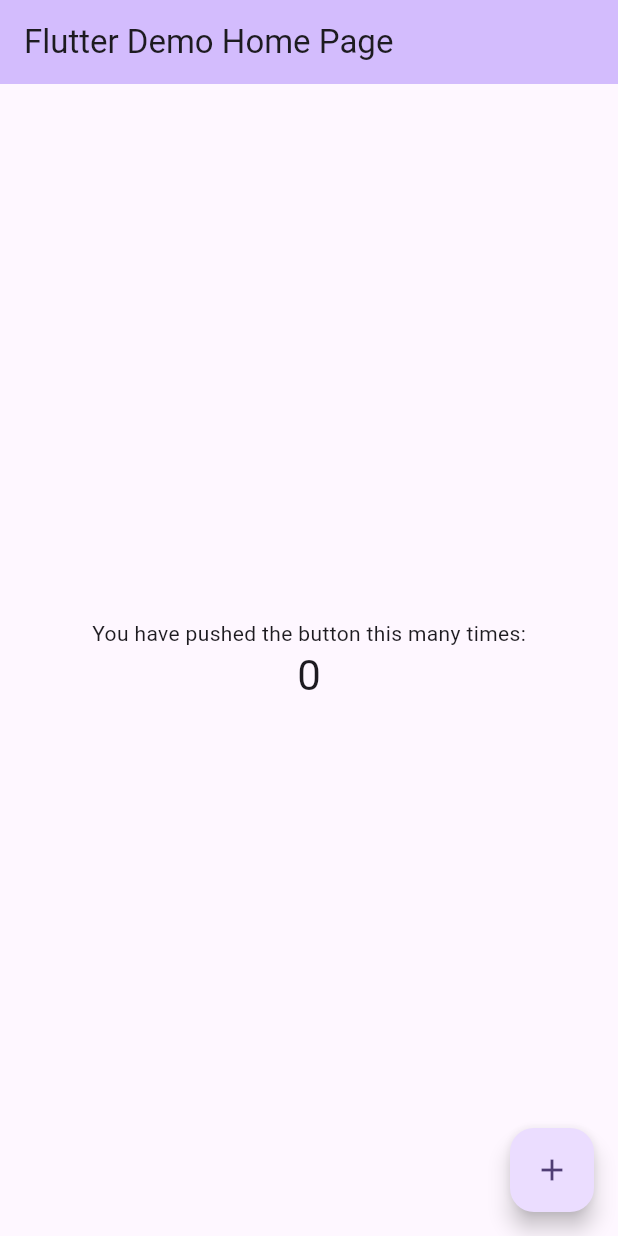
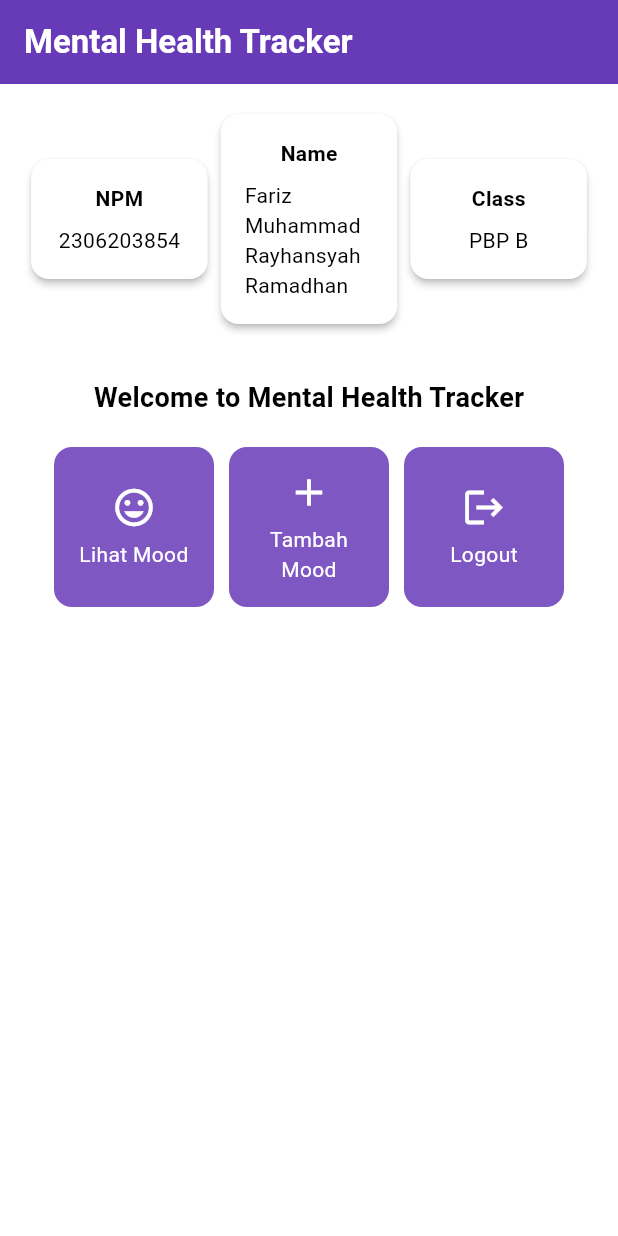
Before and after one commit to izycoder/mental-health-tracker-mobile, a Flutter app: the screen it shows after launch, on a phone screen of 412 x 824 dp. Run offline on Flutter 3.47's test engine with Material 3 defaults, Android fonts, the phone set to English and light mode, and no system bars.

Commit message:
tutorial 6 done

```diff
--- a/lib/main.dart
+++ b/lib/main.dart
@@ -1,4 +1,5 @@
 import 'package:flutter/material.dart';
+import 'package:mental_health_tracker/menu.dart';
 
 void main() {
   runApp(const MyApp());
@@ -28,98 +29,12 @@ class MyApp extends StatelessWidget {
         //
         // This works for code too, not just values: Most code changes can be
         // tested with just a hot reload.
-        colorScheme: ColorScheme.fromSeed(seedColor: Colors.deepPurple),
+         colorScheme: ColorScheme.fromSwatch(
+              primarySwatch: Colors.deepPurple,
+        ).copyWith(secondary: Colors.deepPurple[400]),
         useMaterial3: true,
       ),
-      home: const MyHomePage(title: 'Flutter Demo Home Page'),
+      home: MyHomePage(),
     );
   }
 }
-
-class MyHomePage extends StatefulWidget {
-  const MyHomePage({super.key, required this.title});
-
-  // This widget is the home page of your application. It is stateful, meaning
-  // that it has a State object (defined below) that contains fields that affect
-  // how it looks.
-
-  // This class is the configuration for the state. It holds the values (in this
-  // case the title) provided by the parent (in this case the App widget) and
-  // used by the build method of the State. Fields in a Widget subclass are
-  // always marked "final".
-
-  final String title;
-
-  @override
-  State<MyHomePage> createState() => _MyHomePageState();
-}
-
-class _MyHomePageState extends State<MyHomePage> {
-  int _counter = 0;
-
-  void _incrementCounter() {
-    setState(() {
-      // This call to setState tells the Flutter framework that something has
-      // changed in this State, which causes it to rerun the build method below
-      // so that the display can reflect the updated values. If we changed
-      // _counter without calling setState(), then the build method would not be
-      // called again, and so nothing would appear to happen.
-      _counter++;
-    });
-  }
-
-  @override
-  Widget build(BuildContext context) {
-    // This method is rerun every time setState is called, for instance as done
-    // by the _incrementCounter method above.
-    //
-    // The Flutter framework has been optimized to make rerunning build methods
-    // fast, so that you can just rebuild anything that needs updating rather
-    // than having to individually change instances of widgets.
-    return Scaffold(
-      appBar: AppBar(
-        // TRY THIS: Try changing the color here to a specific color (to
-        // Colors.amber, perhaps?) and trigger a hot reload to see the AppBar
-        // change color while the other colors stay the same.
-        backgroundColor: Theme.of(context).colorScheme.inversePrimary,
-        // Here we take the value from the MyHomePage object that was created by
-        // the App.build method, and use it to set our appbar title.
-        title: Text(widget.title),
-      ),
-      body: Center(
-        // Center is a layout widget. It takes a single child and positions it
-        // in the middle of the parent.
-        child: Column(
-          // Column is also a layout widget. It takes a list of children and
-          // arranges them vertically. By default, it sizes itself to fit its
-          // children horizontally, and tries to be as tall as its parent.
-          //
-          // Column has various properties to control how it sizes itself and
-          // how it positions its children. Here we use mainAxisAlignment to
-          // center the children vertically; the main axis here is the vertical
-          // axis because Columns are vertical (the cross axis would be
-          // horizontal).
-          //
-          // TRY THIS: Invoke "debug painting" (choose the "Toggle Debug Paint"
-          // action in the IDE, or press "p" in the console), to see the
-          // wireframe for each widget.
-          mainAxisAlignment: MainAxisAlignment.center,
-          children: <Widget>[
-            const Text(
-              'You have pushed the button this many times:',
-            ),
-            Text(
-              '$_counter',
-              style: Theme.of(context).textTheme.headlineMedium,
-            ),
-          ],
-        ),
-      ),
-      floatingActionButton: FloatingActionButton(
-        onPressed: _incrementCounter,
-        tooltip: 'Increment',
-        child: const Icon(Icons.add),
-      ), // This trailing comma makes auto-formatting nicer for build methods.
-    );
-  }
-}
--- /dev/null
+++ b/lib/menu.dart
@@ -0,0 +1,190 @@
+import 'package:flutter/material.dart';
+
+
+class MyHomePage extends StatelessWidget {
+  final String npm = '2306203854'; // NPM
+  final String name = 'Fariz Muhammad Rayhansyah Ramadhan'; // Nama
+  final String className = 'PBP B'; // Kelas
+
+  final List<ItemHomepage> items = [
+         ItemHomepage("Lihat Mood", Icons.mood),
+         ItemHomepage("Tambah Mood", Icons.add),
+         ItemHomepage("Logout", Icons.logout),
+     ];
+
+  MyHomePage({super.key});
+
+  @override
+  Widget build(BuildContext context) {
+    // Scaffold menyediakan struktur dasar halaman dengan AppBar dan body.
+    return Scaffold(
+      // AppBar adalah bagian atas halaman yang menampilkan judul.
+      appBar: AppBar(
+        // Judul aplikasi "Mental Health Tracker" dengan teks putih dan tebal.
+        title: const Text(
+          'Mental Health Tracker',
+          style: TextStyle(
+            color: Colors.white,
+            fontWeight: FontWeight.bold,
+          ),
+        ),
+        // Warna latar belakang AppBar diambil dari skema warna tema aplikasi.
+        backgroundColor: Theme.of(context).colorScheme.primary,
+      ),
+      // Body halaman dengan padding di sekelilingnya.
+      body: Padding(
+        padding: const EdgeInsets.all(16.0),
+        // Menyusun widget secara vertikal dalam sebuah kolom.
+        child: Column(
+          crossAxisAlignment: CrossAxisAlignment.center,
+          children: [
+            // Row untuk menampilkan 3 InfoCard secara horizontal.
+            Row(
+              mainAxisAlignment: MainAxisAlignment.spaceEvenly,
+              children: [
+                InfoCard(title: 'NPM', content: npm),
+                InfoCard(title: 'Name', content: name),
+                InfoCard(title: 'Class', content: className),
+              ],
+            ),
+
+            // Memberikan jarak vertikal 16 unit.
+            const SizedBox(height: 16.0),
+
+            // Menempatkan widget berikutnya di tengah halaman.
+            Center(
+              child: Column(
+                // Menyusun teks dan grid item secara vertikal.
+
+                children: [
+                  // Menampilkan teks sambutan dengan gaya tebal dan ukuran 18.
+                  const Padding(
+                    padding: EdgeInsets.only(top: 16.0),
+                    child: Text(
+                      'Welcome to Mental Health Tracker',
+                      style: TextStyle(
+                        fontWeight: FontWeight.bold,
+                        fontSize: 18.0,
+                      ),
+                    ),
+                  ),
+
+                  // Grid untuk menampilkan ItemCard dalam bentuk grid 3 kolom.
+                  GridView.count(
+                    primary: true,
+                    padding: const EdgeInsets.all(20),
+                    crossAxisSpacing: 10,
+                    mainAxisSpacing: 10,
+                    crossAxisCount: 3,
+                    // Agar grid menyesuaikan tinggi kontennya.
+                    shrinkWrap: true,
+
+                    // Menampilkan ItemCard untuk setiap item dalam list items.
+                    children: items.map((ItemHomepage item) {
+                      return ItemCard(item);
+                    }).toList(),
+                  ),
+                ],
+              ),
+            ),
+          ],
+        ),
+      ),
+    );
+  }
+}
+
+
+class InfoCard extends StatelessWidget {
+  // Kartu informasi yang menampilkan title dan content.
+
+  final String title;  // Judul kartu.
+  final String content;  // Isi kartu.
+
+  const InfoCard({super.key, required this.title, required this.content});
+
+  @override
+  Widget build(BuildContext context) {
+    return Card(
+      // Membuat kotak kartu dengan bayangan dibawahnya.
+      elevation: 2.0,
+      child: Container(
+        // Mengatur ukuran dan jarak di dalam kartu.
+        width: MediaQuery.of(context).size.width / 3.5, // menyesuaikan dengan lebar device yang digunakan.
+        padding: const EdgeInsets.all(16.0),
+        // Menyusun title dan content secara vertikal.
+        child: Column(
+          children: [
+            Text(
+              title,
+              style: const TextStyle(fontWeight: FontWeight.bold),
+            ),
+            const SizedBox(height: 8.0),
+            Text(content),
+          ],
+        ),
+      ),
+    );
+  }
+}
+
+class ItemCard extends StatelessWidget {
+  // Menampilkan kartu dengan ikon dan nama.
+
+  final ItemHomepage item;
+
+  const ItemCard(this.item, {super.key});
+
+  @override
+  Widget build(BuildContext context) {
+    return Material(
+      // Menentukan warna latar belakang dari tema aplikasi.
+      color: Theme.of(context).colorScheme.secondary,
+      // Membuat sudut kartu melengkung.
+      borderRadius: BorderRadius.circular(12),
+
+      child: InkWell(
+        // Aksi ketika kartu ditekan.
+        onTap: () {
+          // Menampilkan pesan SnackBar saat kartu ditekan.
+          ScaffoldMessenger.of(context)
+            ..hideCurrentSnackBar()
+            ..showSnackBar(
+              SnackBar(content: Text("Kamu telah menekan tombol ${item.name}!"))
+            );
+        },
+        // Container untuk menyimpan Icon dan Text
+        child: Container(
+          padding: const EdgeInsets.all(8),
+          child: Center(
+            child: Column(
+              // Menyusun ikon dan teks di tengah kartu.
+              mainAxisAlignment: MainAxisAlignment.center,
+              children: [
+                Icon(
+                  item.icon,
+                  color: Colors.white,
+                  size: 30.0,
+                ),
+                const Padding(padding: EdgeInsets.all(3)),
+                Text(
+                  item.name,
+                  textAlign: TextAlign.center,
+                  style: const TextStyle(color: Colors.white),
+                ),
+              ],
+            ),
+          ),
+        ),
+      ),
+    );
+  }
+
+}
+
+class ItemHomepage {
+    final String name;
+    final IconData icon;
+
+    ItemHomepage(this.name, this.icon);
+}
```
